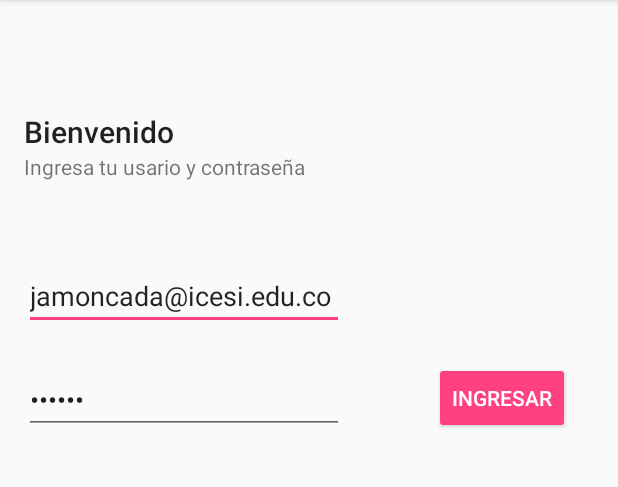
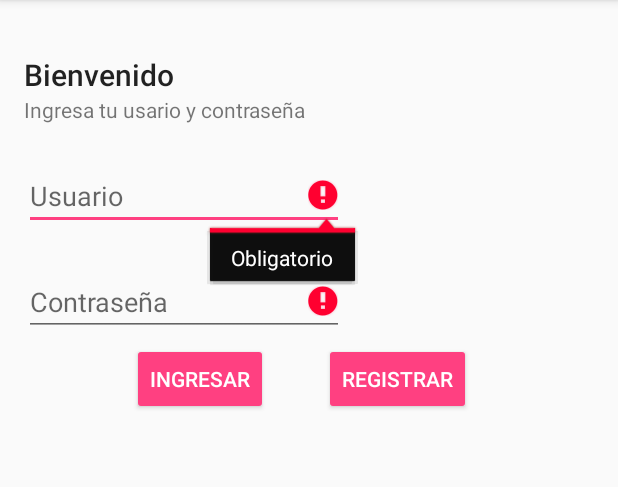
Before and after one commit to josemoncada87/CacaoApp, an Android app: the screen it shows after launch (ActividadLogin before the commit, SignInActivity after it), after a tap on "INGRESAR", on a phone screen of 412 x 824 dp, the part 84-571 px from its top. Run offline under Robolectric (Android 15) with nearby library versions, the phone set to English and light mode, and no system bars; our stand-ins replace Firebase (no records; nobody signed in at launch, a user with empty details on screens opened directly).

```diff
--- a/app/src/main/java/co/edu/icesi/innlab/cacaoapp/ActividadLogin.java
+++ /dev/null
@@ -1,120 +0,0 @@
-package co.edu.icesi.innlab.cacaoapp;
-
-import android.content.Intent;
-import android.support.annotation.NonNull;
-import android.support.v7.app.AppCompatActivity;
-import android.os.Bundle;
-import android.util.Log;
-import android.view.View;
-import android.widget.Button;
-import android.widget.EditText;
-import android.widget.Toast;
-
-import com.google.android.gms.tasks.OnCompleteListener;
-import com.google.android.gms.tasks.Task;
-import com.google.firebase.auth.AuthResult;
-import com.google.firebase.auth.FirebaseAuth;
-import com.google.firebase.auth.FirebaseUser;
-
-public class ActividadLogin extends AppCompatActivity {
-
-    private static final String TAG = "Login:";
-    private Button mBtnIngresar;
-    private EditText mEditUsuario;
-    private EditText mnEditContrasena;
-
-    private FirebaseAuth mAuth;
-    private FirebaseAuth.AuthStateListener mAuthListener;
-
-    @Override
-    protected void onCreate(Bundle savedInstanceState) {
-        super.onCreate(savedInstanceState);
-        setContentView(R.layout.activity_actividad_login);
-
-        mAuth = FirebaseAuth.getInstance();
-
-        mAuthListener = new FirebaseAuth.AuthStateListener() {
-            @Override
-            public void onAuthStateChanged(@NonNull FirebaseAuth firebaseAuth) {
-                FirebaseUser user = firebaseAuth.getCurrentUser();
-                if (user != null) {
-                    // User is signed in
-                    Log.d(TAG, "onAuthStateChanged:signed_in:" + user.getUid());
-                } else {
-                    // User is signed out
-                    Log.d(TAG, "onAuthStateChanged:signed_out");
-                }
-                // ...
-            }
-        };
-
-        mBtnIngresar = (Button) findViewById(R.id.btn_login_ingresar);
-        mBtnIngresar.setOnClickListener(new View.OnClickListener() {
-            @Override
-            public void onClick(View v) {
-                mEditUsuario = (EditText) findViewById(R.id.edt_login_usuario);
-                mnEditContrasena = (EditText) findViewById(R.id.edt_login_contrasena);
-                Log.d(TAG, "ingresando...:" + mEditUsuario.getText().toString()+"/"+mnEditContrasena.getText().toString());
-                metodoIngreso(mEditUsuario.getText().toString(), mnEditContrasena.getText().toString());
-
-            }
-        });
-    }
-
-    public void metodoIngreso(String email, String password){
-        mAuth.signInWithEmailAndPassword(email, password).addOnCompleteListener(this, new OnCompleteListener<AuthResult>() {
-                    @Override
-                    public void onComplete(@NonNull Task<AuthResult> task) {
-                        Log.d(TAG, "signInWithEmail:onComplete:" + task.isSuccessful());
-
-                        // If sign in fails, display a message to the user. If sign in succeeds
-                        // the auth state listener will be notified and logic to handle the
-                        // signed in user can be handled in the listener.
-
-                        if (!task.isSuccessful()) {
-                            Log.w(TAG, "signInWithEmail", task.getException());
-                            Toast.makeText(ActividadLogin.this, "Authentication failed.",
-                                    Toast.LENGTH_SHORT).show();
-                        }else {
-                            startActivity(new Intent(getApplicationContext(), ActividadPrincipal.class));
-                        }
-
-                    }
-                });
-    }
-
-    public void metodoRegistro(String email, String password){
-        mAuth.createUserWithEmailAndPassword(email, password)
-                .addOnCompleteListener(this, new OnCompleteListener<AuthResult>() {
-                    @Override
-                    public void onComplete(@NonNull Task<AuthResult> task) {
-                        Log.d(TAG, "createUserWithEmail:onComplete:" + task.isSuccessful());
-
-                        // If sign in fails, display a message to the user. If sign in succeeds
-                        // the auth state listener will be notified and logic to handle the
-                        // signed in user can be handled in the listener.
-                        if (!task.isSuccessful()) {
-                            Toast.makeText(ActividadLogin.this, "Authentication failed.",
-                                    Toast.LENGTH_SHORT).show();
-                        }else{
-
-                        }
-                    }
-                });
-    }
-
-    @Override
-    public void onStart() {
-        super.onStart();
-        mAuth.addAuthStateListener(mAuthListener);
-    }
-    @Override
-    public void onStop() {
-        super.onStop();
-        if (mAuthListener != null) {
-            mAuth.removeAuthStateListener(mAuthListener);
-        }
-    }
-
-
-}
--- a/app/src/main/java/co/edu/icesi/innlab/cacaoapp/MainActivity.java
+++ b/app/src/main/java/co/edu/icesi/innlab/cacaoapp/MainActivity.java
@@ -10,12 +10,7 @@ public class MainActivity extends AppCompatActivity {
     protected void onCreate(Bundle savedInstanceState) {
         super.onCreate(savedInstanceState);
         setContentView(R.layout.activity_main);
-
-      //  try {
-       //     Thread.sleep(3000);
-            startActivity(new Intent(getApplicationContext(), ActividadLogin.class));
-       // } catch (InterruptedException e) {
-       //     e.printStackTrace();
-      //  }
+        //  startActivity(new Intent(getApplicationContext(), SignInActivity.class));
+        //  finish();
     }
 }
--- a/app/src/main/java/co/edu/icesi/innlab/cacaoapp/MyRetoRecyclerViewAdapter.java
+++ b/app/src/main/java/co/edu/icesi/innlab/cacaoapp/MyRetoRecyclerViewAdapter.java
@@ -7,7 +7,7 @@ import android.view.ViewGroup;
 import android.widget.TextView;
 
 import co.edu.icesi.innlab.cacaoapp.RetoFragment.OnListFragmentInteractionListener;
-import co.edu.icesi.innlab.cacaoapp.retos.RetoContent.RetoItem;
+import co.edu.icesi.innlab.cacaoapp.model.RetoContent.RetoItem;
 
 import java.util.List;
 
@@ -34,7 +34,7 @@ public class MyRetoRecyclerViewAdapter extends RecyclerView.Adapter<MyRetoRecycl
     }
 
     @Override
-    public void onBindViewHolder(final ViewHolder holder, int position) {
+    public void onBindViewHolder(final ViewHolder holder, final int position) {
         holder.mItem = mValues.get(position);
         holder.mIdView.setText("0");
         holder.mContentView.setText(mValues.get(position).nombre);
@@ -47,6 +47,7 @@ public class MyRetoRecyclerViewAdapter extends RecyclerView.Adapter<MyRetoRecycl
                 if (null != mListener) {
                     // Notify the active callbacks interface (the activity, if the
                     // fragment is attached to one) that an item has been selected.
+                    System.out.println("pos:"+position+ " " + holder.mItem.nombre);
                     mListener.onListFragmentInteraction(holder.mItem);
                 }
             }
--- /dev/null
+++ b/app/src/main/java/co/edu/icesi/innlab/cacaoapp/SignInActivity.java
@@ -0,0 +1,171 @@
+package co.edu.icesi.innlab.cacaoapp;
+
+import android.content.Intent;
+import android.os.Bundle;
+import android.support.annotation.NonNull;
+import android.text.TextUtils;
+import android.util.Log;
+import android.view.View;
+import android.widget.Button;
+import android.widget.EditText;
+import android.widget.Toast;
+
+import com.google.android.gms.tasks.OnCompleteListener;
+import com.google.android.gms.tasks.Task;
+import com.google.firebase.auth.AuthResult;
+import com.google.firebase.auth.FirebaseAuth;
+import com.google.firebase.auth.FirebaseUser;
+import com.google.firebase.database.DatabaseReference;
+import com.google.firebase.database.FirebaseDatabase;
+
+import co.edu.icesi.innlab.cacaoapp.model.Estudiante;
+
+public class SignInActivity extends BaseActivity implements View.OnClickListener {
+
+    private static final String TAG = "SignInActivity";
+
+    private DatabaseReference mDatabase;
+    private FirebaseAuth mAuth;
+
+    private EditText mEmailField;
+    private EditText mPasswordField;
+    private Button mSignInButton;
+    private Button mSignUpButton;
+
+    @Override
+    protected void onCreate(Bundle savedInstanceState) {
+        super.onCreate(savedInstanceState);
+        setContentView(R.layout.activity_actividad_login);
+
+        mDatabase = FirebaseDatabase.getInstance().getReference();
+        mAuth = FirebaseAuth.getInstance();
+
+        // Views
+        mEmailField = (EditText) findViewById(R.id.edt_login_usuario);
+        mPasswordField = (EditText) findViewById(R.id.edt_login_contrasena);
+        mSignInButton = (Button) findViewById(R.id.btn_login_ingresar);
+        mSignUpButton = (Button) findViewById(R.id.btn_login_registrar);
+
+        // Click listeners
+        mSignInButton.setOnClickListener(this);
+        mSignUpButton.setOnClickListener(this);
+    }
+
+    @Override
+    public void onStart() {
+        super.onStart();
+        // Check auth on Activity start
+        if (mAuth.getCurrentUser() != null) {
+            onAuthSuccess(mAuth.getCurrentUser(), false);
+        }
+    }
+
+    private void signIn() {
+        Log.d(TAG, "signIn");
+        if (!validateForm()) {
+            return;
+        }
+
+        showProgressDialog();
+        String email = mEmailField.getText().toString();
+        String password = mPasswordField.getText().toString();
+
+        mAuth.signInWithEmailAndPassword(email, password)
+                .addOnCompleteListener(new OnCompleteListener<AuthResult>() {
+                    @Override
+                    public void onComplete(@NonNull Task<AuthResult> task) {
+                        Log.d(TAG, "signIn:onComplete:" + task.isSuccessful());
+                        hideProgressDialog();
+
+                        if (task.isSuccessful()) {
+                            onAuthSuccess(task.getResult().getUser(), false);
+                        } else {
+                            Toast.makeText(SignInActivity.this, "Sign In Failed",
+                                    Toast.LENGTH_SHORT).show();
+                        }
+                    }
+                });
+    }
+
+    private void signUp() {
+        Log.d(TAG, "signUp");
+        if (!validateForm()) {
+            return;
+        }
+
+        showProgressDialog();
+        String email = mEmailField.getText().toString();
+        String password = mPasswordField.getText().toString();
+
+        mAuth.createUserWithEmailAndPassword(email, password)
+                .addOnCompleteListener(new OnCompleteListener<AuthResult>() {
+                    @Override
+                    public void onComplete(@NonNull Task<AuthResult> task) {
+                        Log.d(TAG, "createUser:onComplete:" + task.isSuccessful());
+                        hideProgressDialog();
+
+                        if (task.isSuccessful()) {
+                            onAuthSuccess(task.getResult().getUser(), true);
+                        } else {
+                            Toast.makeText(SignInActivity.this, "Sign Up Failed",
+                                    Toast.LENGTH_SHORT).show();
+                        }
+                    }
+                });
+    }
+
+    private void onAuthSuccess(FirebaseUser user, boolean isNew) {
+        if(isNew) {
+            String username = usernameFromEmail(user.getEmail());
+            // Write new user
+            writeNewUser(user.getUid(), username, user.getEmail());
+        }
+        // Go to Actividad Principal
+        startActivity(new Intent(SignInActivity.this, ActividadPrincipal.class));
+        finish();
+    }
+
+    private String usernameFromEmail(String email) {
+        if (email.contains("@")) {
+            return email.split("@")[0];
+        } else {
+            return email;
+        }
+    }
+
+    private boolean validateForm() {
+        boolean result = true;
+        if (TextUtils.isEmpty(mEmailField.getText().toString())) {
+            mEmailField.setError("Obligatorio");
+            result = false;
+        } else {
+            mEmailField.setError(null);
+        }
+
+        if (TextUtils.isEmpty(mPasswordField.getText().toString())) {
+            mPasswordField.setError("Obligatorio");
+            result = false;
+        } else {
+            mPasswordField.setError(null);
+        }
+
+        return result;
+    }
+
+    // [START basic_write]
+    private void writeNewUser(String userId, String name, String email) {
+        Estudiante user = new Estudiante(name, email);
+        mDatabase.child("users").child(userId).setValue(user);
+    }
+    // [END basic_write]
+
+    @Override
+    public void onClick(View v) {
+        int i = v.getId();
+        if (i == R.id.btn_login_ingresar) {
+            signIn();
+        } else if (i == R.id.btn_login_registrar) {
+            signUp();
+        }
+    }
+}
--- a/app/src/main/java/co/edu/icesi/innlab/cacaoapp/retos/RetoContent.java
+++ b/app/src/main/java/co/edu/icesi/innlab/cacaoapp/model/RetoContent.java
@@ -1,4 +1,4 @@
-package co.edu.icesi.innlab.cacaoapp.retos;
+package co.edu.icesi.innlab.cacaoapp.model;
 
 import java.util.ArrayList;
 import java.util.HashMap;
--- a/app/src/main/res/layout/activity_actividad_login.xml
+++ b/app/src/main/res/layout/activity_actividad_login.xml
@@ -5,7 +5,7 @@
     android:layout_height="match_parent"
     android:layout_below="@+id/btn_login_ingresar"
     android:layout_alignStart="@+id/btn_login_ingresar"
-    android:layout_marginTop="58dp">
+    android:layout_marginTop="20dp">
 
 <RelativeLayout xmlns:android="http://schemas.android.com/apk/res/android"
     xmlns:app="http://schemas.android.com/apk/res/android"
@@ -17,17 +17,7 @@
     android:paddingLeft="@dimen/activity_horizontal_margin"
     android:paddingRight="@dimen/activity_horizontal_margin"
     android:paddingTop="@dimen/activity_vertical_margin"
-    tools:context="co.edu.icesi.innlab.cacaoapp.ActividadLogin">
-
-    <TextView
-        android:text="Bienvenido"
-        android:layout_width="wrap_content"
-        android:layout_height="wrap_content"
-        android:id="@+id/tv_login_titulo"
-        android:textAppearance="@style/TextAppearance.AppCompat.Title"
-        android:fontFamily="sans-serif-medium"
-        android:layout_alignParentTop="true"
-        android:layout_alignParentStart="true" />
+    tools:context="co.edu.icesi.innlab.cacaoapp.old.ActividadLogin">
 
     <TextView
         android:text="Ingresa tu usario y contraseña"
@@ -42,12 +32,12 @@
         android:layout_height="wrap_content"
         android:inputType="textPersonName"
         android:ems="10"
-        android:layout_marginTop="54dp"
+        android:layout_marginTop="25dp"
         android:id="@+id/edt_login_usuario"
         android:hint="Usuario"
         android:layout_below="@+id/tv_login_mensaje"
         android:layout_alignParentStart="true"
-        android:text="jamoncada@icesi.edu.co" />
+        android:text="" />
 
     <EditText
         android:layout_width="wrap_content"
@@ -58,8 +48,8 @@
         android:hint="Contraseña"
         android:layout_below="@+id/edt_login_usuario"
         android:layout_alignParentStart="true"
-        android:layout_marginTop="24dp"
-        android:text="123456" />
+        android:layout_marginTop="25dp"
+        android:text="" />
 
     <Button
         android:text="Ingresar"
@@ -67,9 +57,30 @@
         android:layout_height="wrap_content"
         android:id="@+id/btn_login_ingresar"
         style="@style/Widget.AppCompat.Button.Colored"
-        android:layout_alignBottom="@+id/edt_login_contrasena"
-        android:layout_alignParentEnd="true"
-        android:layout_marginEnd="16dp" />
+        android:layout_marginEnd="25dp"
+        android:layout_alignParentBottom="true"
+        android:layout_alignEnd="@+id/tv_login_mensaje" />
+
+    <Button
+        android:text="Registrar"
+        android:layout_width="wrap_content"
+        android:layout_height="wrap_content"
+        android:id="@+id/btn_login_registrar"
+        style="@style/Widget.AppCompat.Button.Colored"
+        android:layout_alignTop="@+id/edt_login_contrasena"
+        android:layout_toEndOf="@+id/tv_login_mensaje"
+        android:layout_marginStart="12dp"
+        android:layout_marginTop="50dp" />
+
+    <TextView
+        android:text="Bienvenido"
+        android:layout_width="wrap_content"
+        android:layout_height="wrap_content"
+        android:id="@+id/tv_login_titulo"
+        android:textAppearance="@style/TextAppearance.AppCompat.Title"
+        android:fontFamily="sans-serif-medium"
+        android:layout_alignParentTop="true"
+        android:layout_alignParentStart="true" />
 
 
 </RelativeLayout>
```
Also changed, not shown: app/src/main/AndroidManifest.xml (+9 -4 lines), app/src/main/java/co/edu/icesi/innlab/cacaoapp/ActividadPrincipal.java (+85 -31 lines), app/src/main/java/co/edu/icesi/innlab/cacaoapp/BaseActivity.java (added, +38 -0 lines), app/src/main/java/co/edu/icesi/innlab/cacaoapp/RetoFragment.java (+6 -8 lines), app/src/main/java/co/edu/icesi/innlab/cacaoapp/model/Estudiante.java (added, +26 -0 lines), app/src/main/java/co/edu/icesi/innlab/cacaoapp/model/Reto.java (added, +43 -0 lines), app/src/main/res/layout/fragment_perfil.xml (+14 -14 lines), app/src/main/res/menu/menu_actividad_principal.xml (+6 -1 lines), app/src/main/res/values/strings.xml (+8 -2 lines).
